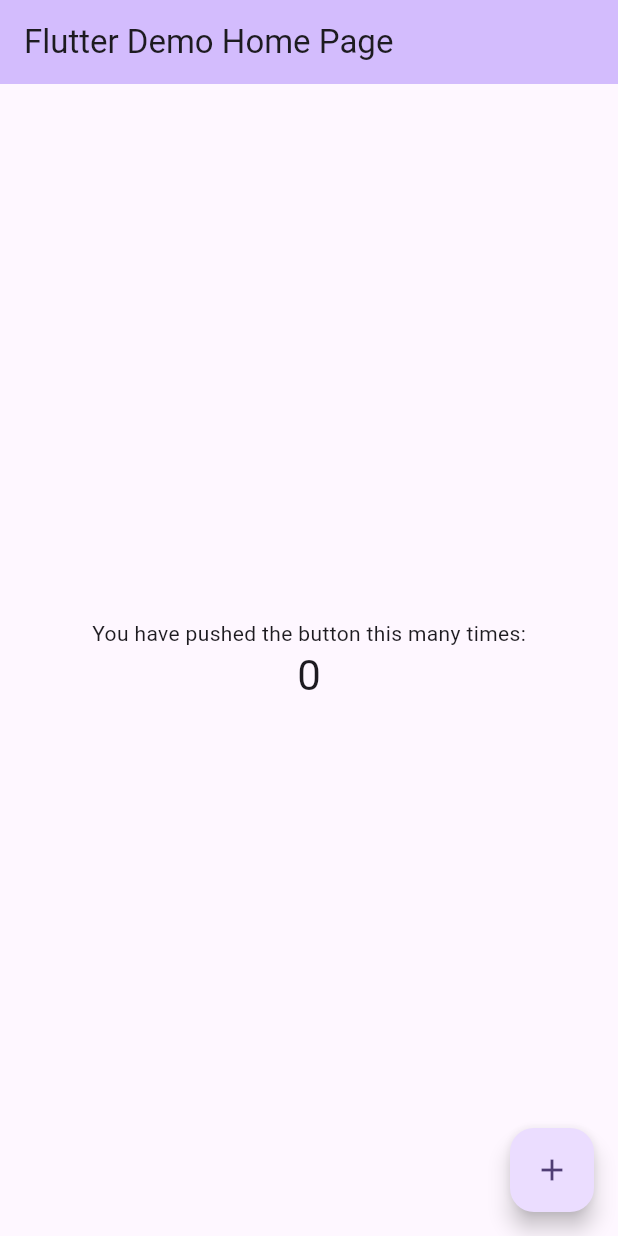
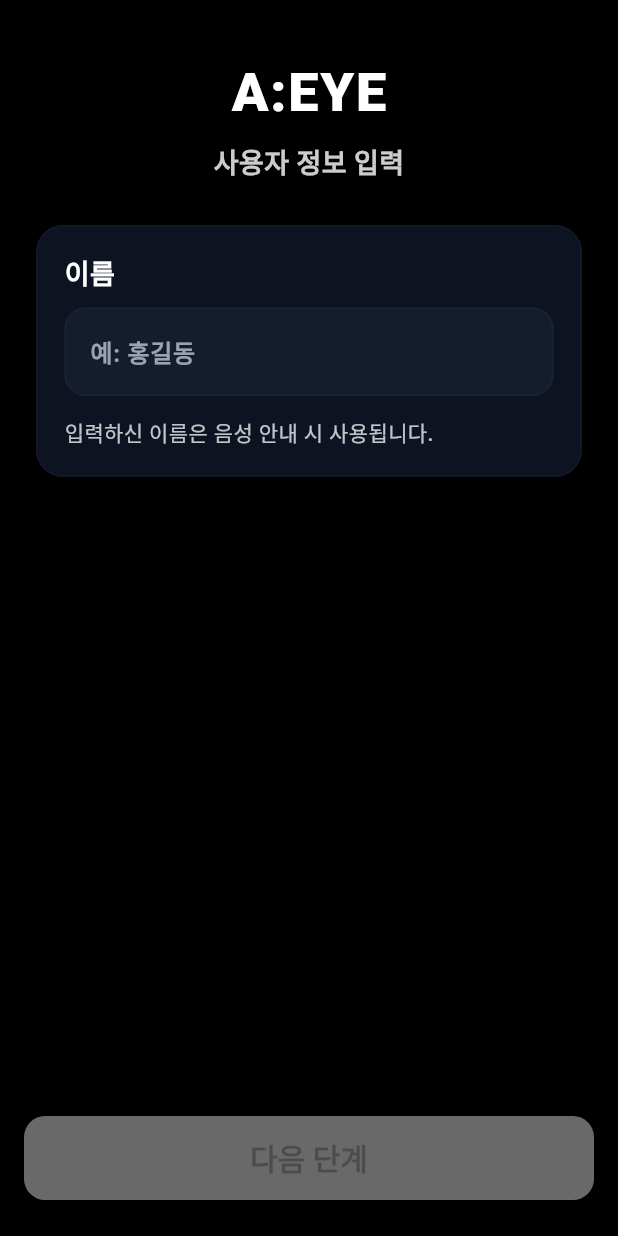
Before and after one commit to Blind-App-Development-Contest/full-app, a Flutter app: the screen it shows after launch, on a phone screen of 412 x 824 dp. Run offline on Flutter 3.47's test engine with Material 3 defaults, Android fonts, the light colour scheme and no system bars; our stand-ins replace camera, flutter_dotenv, just_audio; missing offline and left inert: record.

Commit message:
[feat] 초기화면, 모드선택, 설정화면 ui 구현

```diff
--- a/flutter_app/lib/main.dart
+++ b/flutter_app/lib/main.dart
@@ -1,4 +1,5 @@
 import 'package:flutter/material.dart';
+import 'screens/name_screen.dart';  // 이름 화면 import
 
 void main() {
   runApp(const MyApp());
@@ -7,116 +8,13 @@ void main() {
 class MyApp extends StatelessWidget {
   const MyApp({super.key});
 
-  // This widget is the root of your application.
   @override
   Widget build(BuildContext context) {
     return MaterialApp(
-      title: 'Flutter Demo',
-      theme: ThemeData(
-        // This is the theme of your application.
-        //
-        // TRY THIS: Try running your application with "flutter run". You'll see
-        // the application has a purple toolbar. Then, without quitting the app,
-        // try changing the seedColor in the colorScheme below to Colors.green
-        // and then invoke "hot reload" (save your changes or press the "hot
-        // reload" button in a Flutter-supported IDE, or press "r" if you used
-        // the command line to start the app).
-        //
-        // Notice that the counter didn't reset back to zero; the application
-        // state is not lost during the reload. To reset the state, use hot
-        // restart instead.
-        //
-        // This works for code too, not just values: Most code changes can be
-        // tested with just a hot reload.
-        colorScheme: ColorScheme.fromSeed(seedColor: Colors.deepPurple),
-      ),
-      home: const MyHomePage(title: 'Flutter Demo Home Page'),
+      debugShowCheckedModeBanner: false,
+      title: 'A:EYE',
+      theme: ThemeData(useMaterial3: true),
+      home: const NameScreen(),   // 앱 시작화면을 NameScreen으로 지정
     );
   }
 }
-
-class MyHomePage extends StatefulWidget {
-  const MyHomePage({super.key, required this.title});
-
-  // This widget is the home page of your application. It is stateful, meaning
-  // that it has a State object (defined below) that contains fields that affect
-  // how it looks.
-
-  // This class is the configuration for the state. It holds the values (in this
-  // case the title) provided by the parent (in this case the App widget) and
-  // used by the build method of the State. Fields in a Widget subclass are
-  // always marked "final".
-
-  final String title;
-
-  @override
-  State<MyHomePage> createState() => _MyHomePageState();
-}
-
-class _MyHomePageState extends State<MyHomePage> {
-  int _counter = 0;
-
-  void _incrementCounter() {
-    setState(() {
-      // This call to setState tells the Flutter framework that something has
-      // changed in this State, which causes it to rerun the build method below
-      // so that the display can reflect the updated values. If we changed
-      // _counter without calling setState(), then the build method would not be
-      // called again, and so nothing would appear to happen.
-      _counter++;
-    });
-  }
-
-  @override
-  Widget build(BuildContext context) {
-    // This method is rerun every time setState is called, for instance as done
-    // by the _incrementCounter method above.
-    //
-    // The Flutter framework has been optimized to make rerunning build methods
-    // fast, so that you can just rebuild anything that needs updating rather
-    // than having to individually change instances of widgets.
-    return Scaffold(
-      appBar: AppBar(
-        // TRY THIS: Try changing the color here to a specific color (to
-        // Colors.amber, perhaps?) and trigger a hot reload to see the AppBar
-        // change color while the other colors stay the same.
-        backgroundColor: Theme.of(context).colorScheme.inversePrimary,
-        // Here we take the value from the MyHomePage object that was created by
-        // the App.build method, and use it to set our appbar title.
-        title: Text(widget.title),
-      ),
-      body: Center(
-        // Center is a layout widget. It takes a single child and positions it
-        // in the middle of the parent.
-        child: Column(
-          // Column is also a layout widget. It takes a list of children and
-          // arranges them vertically. By default, it sizes itself to fit its
-          // children horizontally, and tries to be as tall as its parent.
-          //
-          // Column has various properties to control how it sizes itself and
-          // how it positions its children. Here we use mainAxisAlignment to
-          // center the children vertically; the main axis here is the vertical
-          // axis because Columns are vertical (the cross axis would be
-          // horizontal).
-          //
-          // TRY THIS: Invoke "debug painting" (choose the "Toggle Debug Paint"
-          // action in the IDE, or press "p" in the console), to see the
-          // wireframe for each widget.
-          mainAxisAlignment: MainAxisAlignment.center,
-          children: <Widget>[
-            const Text('You have pushed the button this many times:'),
-            Text(
-              '$_counter',
-              style: Theme.of(context).textTheme.headlineMedium,
-            ),
-          ],
-        ),
-      ),
-      floatingActionButton: FloatingActionButton(
-        onPressed: _incrementCounter,
-        tooltip: 'Increment',
-        child: const Icon(Icons.add),
-      ), // This trailing comma makes auto-formatting nicer for build methods.
-    );
-  }
-}
--- a/flutter_app/lib/screens/name_screen.dart
+++ b/flutter_app/lib/screens/name_screen.dart
@@ -1,65 +1,42 @@
 import 'package:flutter/material.dart';
+import '../widgets/aeye_card.dart';
 import '../widgets/next_button.dart';
-import '../widgets/aeye_card.dart';
-import 'step_screen.dart'; // ✅ 추가
+import 'step_screen.dart';
 
-// =======================
-// 앱 시작 진입점
-// =======================
-void main() {
-  runApp(const MyApp());
+class NameScreen extends StatefulWidget {
+  const NameScreen({super.key, this.initialName});
+
+  final String? initialName;
+
+  @override
+  State<NameScreen> createState() => _NameScreenState();
 }
 
-class MyApp extends StatelessWidget {
-  const MyApp({super.key});
-
-  @override
-  Widget build(BuildContext context) {
-    return MaterialApp(
-      debugShowCheckedModeBanner: false,
-      title: 'A:EYE',
-      theme: ThemeData(useMaterial3: true),
-      home: const UserScreen(), // ✅ 앱 시작화면
-    );
-  }
-}
-
-// =======================
-// UserScreen 화면
-// =======================
-class UserScreen extends StatefulWidget {
-  const UserScreen({super.key});
-
-  @override
-  State<UserScreen> createState() => _UserScreenState();
-}
-
-class _UserScreenState extends State<UserScreen> {
-  final _nameController = TextEditingController();
-  bool _enabled = false;
+class _NameScreenState extends State<NameScreen> {
+  late final TextEditingController _nameCtrl;
+  bool _canNext = false;
 
   @override
   void initState() {
     super.initState();
-    _nameController.addListener(() {
-      final ok = _nameController.text.trim().isNotEmpty;
-      if (ok != _enabled) setState(() => _enabled = ok);
+    _nameCtrl = TextEditingController(text: widget.initialName ?? '');
+    _canNext = _nameCtrl.text.trim().isNotEmpty;
+    _nameCtrl.addListener(() {
+      final ok = _nameCtrl.text.trim().isNotEmpty;
+      if (ok != _canNext) setState(() => _canNext = ok);
     });
   }
 
   @override
   void dispose() {
-    _nameController.dispose();
+    _nameCtrl.dispose();
     super.dispose();
   }
 
-  void _onNext() {
-    // ✅ StepScreen으로 이동
+  void _goNext() {
     Navigator.push(
       context,
-      MaterialPageRoute(
-        builder: (context) => const StepScreen(),
-      ),
+      MaterialPageRoute(builder: (_) => const StepScreen()),
     );
   }
 
@@ -77,23 +54,22 @@ class _UserScreenState extends State<UserScreen> {
         padding: const EdgeInsets.fromLTRB(16, 8, 16, 16),
         child: NextButton(
           label: '다음 단계',
-          enabled: _enabled,
-          onPressed: _enabled ? _onNext : null,
+          enabled: _canNext,
+          onPressed: _canNext ? _goNext : null,
         ),
       ),
       body: SafeArea(
         child: SingleChildScrollView(
-          padding: const EdgeInsets.fromLTRB(24, 28, 24, 28),
+          padding: const EdgeInsets.all(24),
           child: Column(
-            crossAxisAlignment: CrossAxisAlignment.center,
+            crossAxisAlignment: CrossAxisAlignment.stretch,
             children: [
               const AeyeCard(
                 title: 'A:EYE',
                 subtitle: '사용자 정보 입력',
               ),
               Container(
-                width: double.infinity,
-                padding: const EdgeInsets.fromLTRB(20, 22, 20, 22),
+                padding: const EdgeInsets.all(18),
                 decoration: BoxDecoration(
                   color: panel,
                   borderRadius: BorderRadius.circular(18),
@@ -102,31 +78,12 @@ class _UserScreenState extends State<UserScreen> {
                 child: Column(
                   crossAxisAlignment: CrossAxisAlignment.start,
                   children: [
-                    Row(
-                      children: const [
-                        Icon(Icons.person_outline,
-                            color: Colors.white, size: 24),
-                        SizedBox(width: 8),
-                        Text(
-                          '사용자 이름',
-                          style: TextStyle(
+                    const Text('이름',
+                        style: TextStyle(
                             color: Colors.white,
-                            fontSize: 16,
-                            fontWeight: FontWeight.w700,
-                          ),
-                        ),
-                      ],
-                    ),
-                    const SizedBox(height: 22),
-                    const Text(
-                      '이름을 입력해주세요',
-                      style: TextStyle(
-                        color: Colors.white,
-                        fontSize: 18,
-                        fontWeight: FontWeight.w700,
-                      ),
-                    ),
-                    const SizedBox(height: 12),
+                            fontSize: 18,
+                            fontWeight: FontWeight.w700)),
+                    const SizedBox(height: 10),
                     Container(
                       decoration: BoxDecoration(
                         color: field,
@@ -134,18 +91,15 @@ class _UserScreenState extends State<UserScreen> {
                         border: Border.all(color: divider.withOpacity(0.4)),
                       ),
                       child: TextField(
-                        controller: _nameController,
+                        controller: _nameCtrl,
                         style: const TextStyle(
-                          color: Colors.white,
-                          fontSize: 16,
-                          fontWeight: FontWeight.w600,
-                        ),
+                            color: Colors.white,
+                            fontSize: 16,
+                            fontWeight: FontWeight.w600),
                         textInputAction: TextInputAction.done,
                         decoration: const InputDecoration(
                           contentPadding: EdgeInsets.symmetric(
-                            horizontal: 16,
-                            vertical: 16,
-                          ),
+                              horizontal: 16, vertical: 16),
                           border: InputBorder.none,
                           hintText: '예: 홍길동',
                           hintStyle: TextStyle(
@@ -156,9 +110,9 @@ class _UserScreenState extends State<UserScreen> {
                         ),
                       ),
                     ),
-                    const SizedBox(height: 18),
+                    const SizedBox(height: 14),
                     Text(
-                      '입력하신 이름은 음성 안내 시 사용됩니다',
+                      '입력하신 이름은 음성 안내 시 사용됩니다.',
                       style: TextStyle(
                         color: Colors.white.withOpacity(0.75),
                         fontSize: 14,
```
Also changed, not shown: flutter_app/lib/services/api_service.dart (added, +54 -0 lines).
